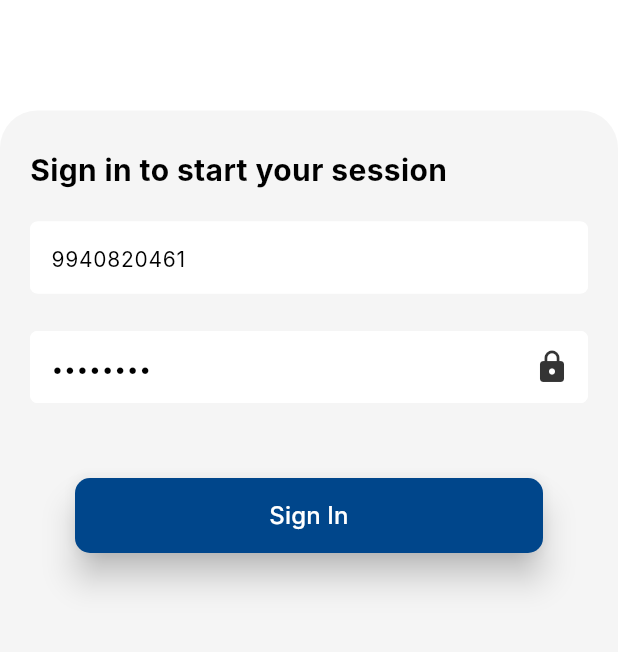
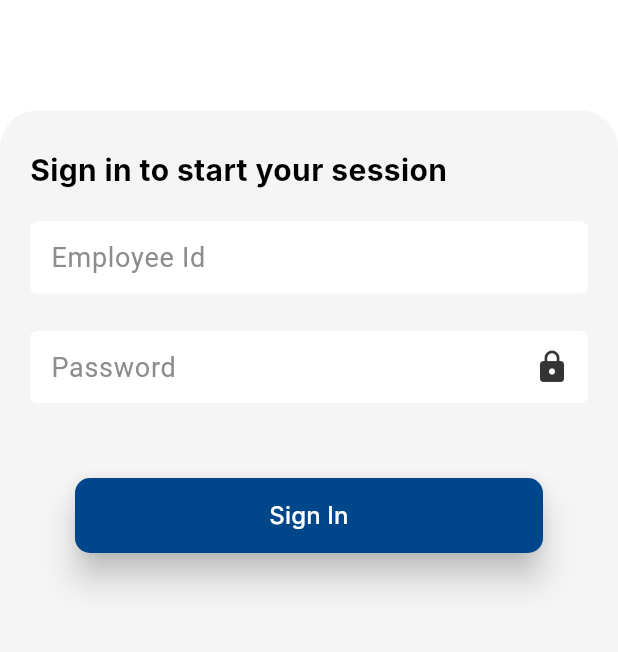
Before and after one commit to NigilDharsan/Vcpl, a Flutter app: the screen it shows after launch, on a phone screen of 412 x 824 dp, the part 347-999 px from its top. Run offline on Flutter 3.47's test engine with Material 3 defaults, Android fonts, the phone set to English and light mode, and no system bars; our stand-ins replace dio, flutter_riverpod, flutter_secure_storage, flutter_spinkit, flutter_svg, fluttertoast; Roboto replaces fonts that are missing (Inter).

Commit message:
Bug fixed

```diff
--- a/lib/Src/Login_Screen_Ui/Login_Screen.dart
+++ b/lib/Src/Login_Screen_Ui/Login_Screen.dart
@@ -39,9 +39,9 @@ class _Login_ScreenState extends ConsumerState<Login_Screen> {
   void initState() {
     // TODO: implement initState
     super.initState();
-    _employeeId.text = "9940820461";
-    _passwordController.text = "password";
-    _password = "password";
+    // _employeeId.text = "9940820461";
+    // _passwordController.text = "password";
+    // _password = "password";
   }
 
   @override
--- a/lib/Src/Pending_Transaction_Ui/Pending_Transaction_Screen.dart
+++ b/lib/Src/Pending_Transaction_Ui/Pending_Transaction_Screen.dart
@@ -183,7 +183,7 @@ class _Pending_Transaction_ScreenState
                         final getObj = pendingApprovalList[index];
 
                         var formData = FormData.fromMap({
-                          "site_id": getObj.toSiteId,
+                          "site_id": getObj.currentSiteId,
                           "quantity": getObj.quantity,
                           "ctid": getObj.ctid,
                           "material_id": getObj.materialId
```
Also changed, not shown: lib/Src/Common_Widgets/Common_List.dart (+9 -3 lines).
